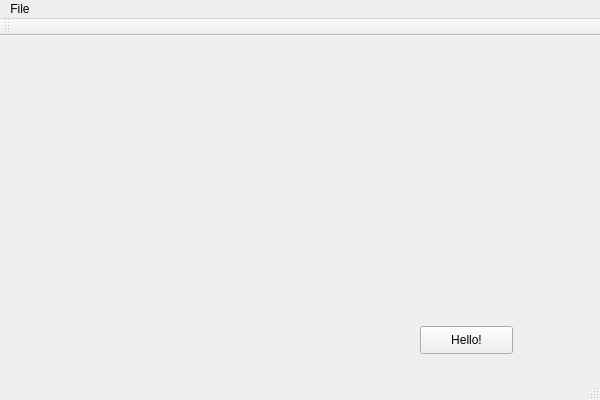
Above: StuffFinder/StuffFinder/stufffinder.ui from toddn1704/code-musketeers before the change. Below: the same form after it.
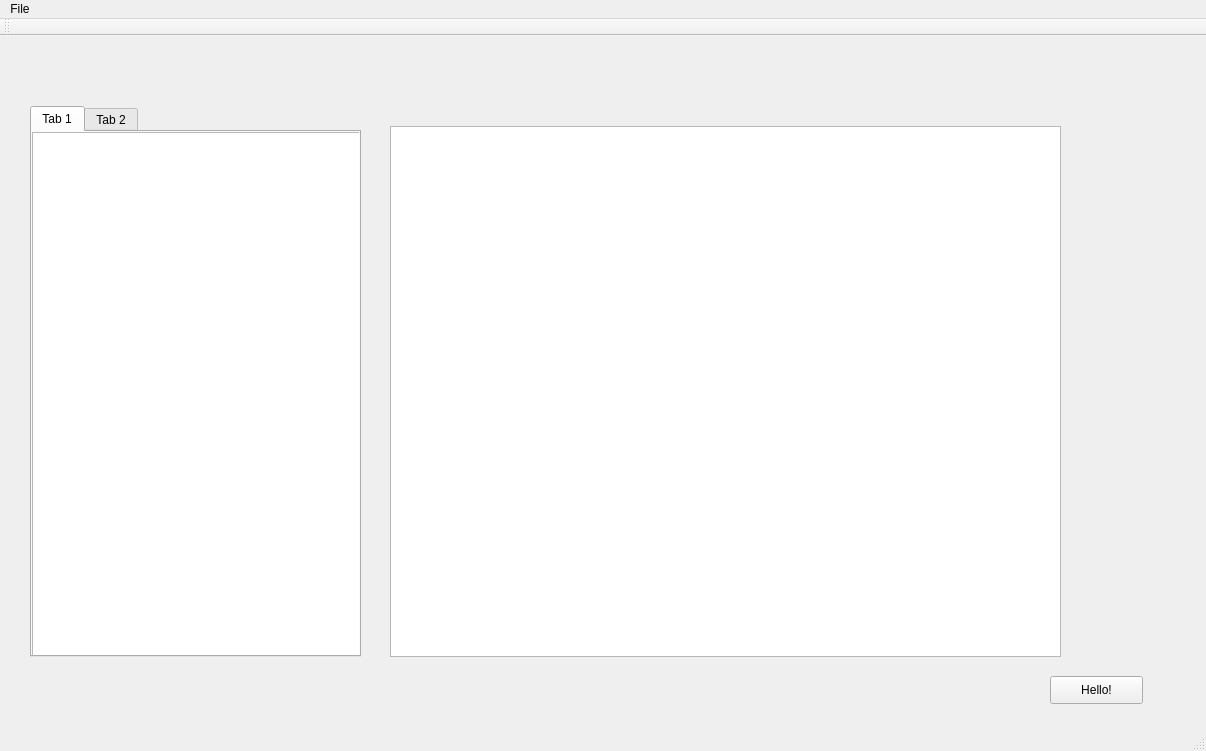
That is the form after the change.

The edit to the form file:
```diff
--- a/StuffFinder/StuffFinder/stufffinder.ui
+++ b/StuffFinder/StuffFinder/stufffinder.ui
@@ -6,8 +6,8 @@
    <rect>
     <x>0</x>
     <y>0</y>
-    <width>600</width>
-    <height>400</height>
+    <width>1206</width>
+    <height>751</height>
    </rect>
   </property>
   <property name="windowTitle">
@@ -17,8 +17,8 @@
    <widget class="QPushButton" name="pushButton">
     <property name="geometry">
      <rect>
-      <x>420</x>
-      <y>290</y>
+      <x>1050</x>
+      <y>640</y>
       <width>93</width>
       <height>28</height>
      </rect>
@@ -27,13 +27,66 @@
      <string>Hello!</string>
     </property>
    </widget>
+   <widget class="QTabWidget" name="tabWidget">
+    <property name="geometry">
+     <rect>
+      <x>30</x>
+      <y>70</y>
+      <width>331</width>
+      <height>551</height>
+     </rect>
+    </property>
+    <property name="currentIndex">
+     <number>0</number>
+    </property>
+    <widget class="QWidget" name="tab">
+     <attribute name="title">
+      <string>Tab 1</string>
+     </attribute>
+     <widget class="QListWidget" name="listWidget">
+      <property name="geometry">
+       <rect>
+        <x>0</x>
+        <y>0</y>
+        <width>331</width>
+        <height>531</height>
+       </rect>
+      </property>
+     </widget>
+    </widget>
+    <widget class="QWidget" name="tab_2">
+     <attribute name="title">
+      <string>Tab 2</string>
+     </attribute>
+     <widget class="QListView" name="listView">
+      <property name="geometry">
+       <rect>
+        <x>0</x>
+        <y>0</y>
+        <width>331</width>
+        <height>531</height>
+       </rect>
+      </property>
+     </widget>
+    </widget>
+   </widget>
+   <widget class="QGraphicsView" name="graphicsView">
+    <property name="geometry">
+     <rect>
+      <x>390</x>
+      <y>90</y>
+      <width>671</width>
+      <height>531</height>
+     </rect>
+    </property>
+   </widget>
   </widget>
   <widget class="QMenuBar" name="menuBar">
    <property name="geometry">
     <rect>
      <x>0</x>
      <y>0</y>
-     <width>600</width>
+     <width>1206</width>
      <height>26</height>
     </rect>
    </property>
```
